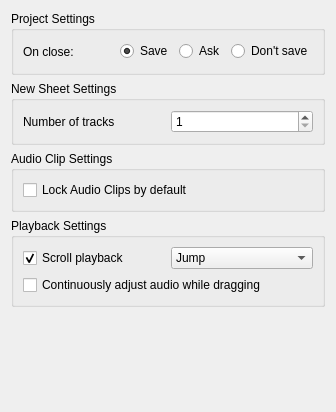
First picture: the form in src/traverso/dialogs/settings/BehaviorConfigPage.ui, repository rsijrier/Traverso-DAW, before the edit.
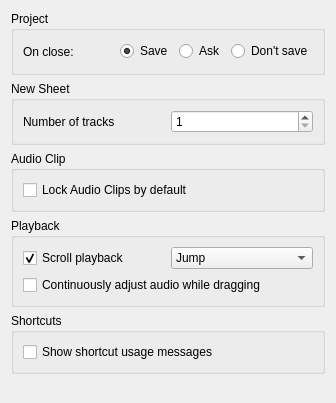
Second picture: the form after the edit.

Commit message: show shortcut usage messages at edit cursor

What changed in the file:
```diff
--- a/src/traverso/dialogs/settings/BehaviorConfigPage.ui
+++ b/src/traverso/dialogs/settings/BehaviorConfigPage.ui
@@ -7,7 +7,7 @@
     <x>0</x>
     <y>0</y>
     <width>336</width>
-    <height>412</height>
+    <height>403</height>
    </rect>
   </property>
   <property name="windowTitle">
@@ -17,7 +17,7 @@
    <item>
     <widget class="QGroupBox" name="groupBox">
      <property name="title">
-      <string>Project Settings</string>
+      <string>Project</string>
      </property>
      <layout class="QVBoxLayout">
       <property name="spacing">
@@ -86,7 +86,7 @@
    <item>
     <widget class="QGroupBox" name="groupBox_2">
      <property name="title">
-      <string>New Sheet Settings</string>
+      <string>New Sheet</string>
      </property>
      <layout class="QVBoxLayout">
       <property name="spacing">
@@ -131,7 +131,7 @@
    <item>
     <widget class="QGroupBox" name="groupBox_4">
      <property name="title">
-      <string>Audio Clip Settings</string>
+      <string>Audio Clip</string>
      </property>
      <layout class="QVBoxLayout">
       <property name="spacing">
@@ -153,7 +153,7 @@
    <item>
     <widget class="QGroupBox" name="groupBox_3">
      <property name="title">
-      <string>Playback Settings</string>
+      <string>Playback</string>
      </property>
      <layout class="QVBoxLayout">
       <property name="spacing">
@@ -220,6 +220,37 @@
      </layout>
     </widget>
    </item>
+   <item>
+    <widget class="QGroupBox" name="groupBox_5">
+     <property name="title">
+      <string>Shortcuts</string>
+     </property>
+     <layout class="QVBoxLayout" name="_2">
+      <property name="spacing">
+       <number>6</number>
+      </property>
+      <property name="leftMargin">
+       <number>9</number>
+      </property>
+      <property name="topMargin">
+       <number>9</number>
+      </property>
+      <property name="rightMargin">
+       <number>9</number>
+      </property>
+      <property name="bottomMargin">
+       <number>9</number>
+      </property>
+      <item>
+       <widget class="QCheckBox" name="showShortcutUsageMessagesCheckBox">
+        <property name="text">
+         <string>Show shortcut usage messages</string>
+        </property>
+       </widget>
+      </item>
+     </layout>
+    </widget>
+   </item>
    <item>
     <spacer name="verticalSpacer">
      <property name="orientation">
```
Left out of the diff: 77 changed lines with no effect on the pictures. The commit also changes 7 other files.
